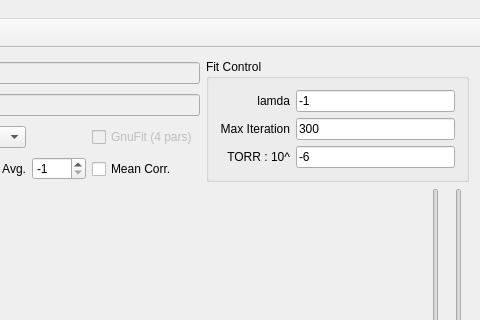
goluckyryan/nonLinearFit, file Analysis_UI/mainwindow.ui: the form before one commit; both pictures show x 481 to 961 and y 0 to 320 of the 961 by 717 pixel window.
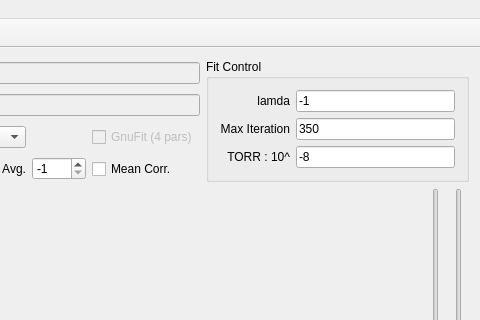
The form after the commit. Custom widgets are drawn as their Qt base class.

The edit to the form file:
```diff
--- a/Analysis_UI/mainwindow.ui
+++ b/Analysis_UI/mainwindow.ui
@@ -344,7 +344,7 @@
           <string>Maximum number of iteration.</string>
          </property>
          <property name="text">
-          <string>300</string>
+          <string>350</string>
          </property>
         </widget>
        </item>
@@ -354,7 +354,7 @@
           <string>Fitting tolerance or accuracy of the SSR.</string>
          </property>
          <property name="text">
-          <string>-6</string>
+          <string>-8</string>
          </property>
         </widget>
        </item>
```
